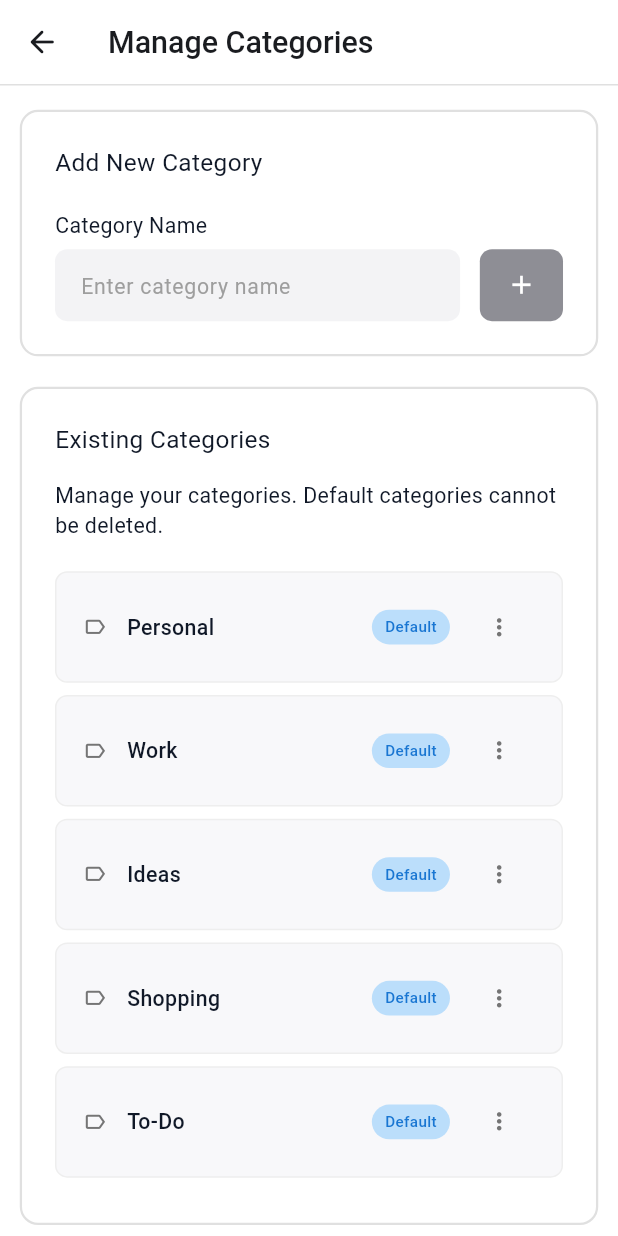
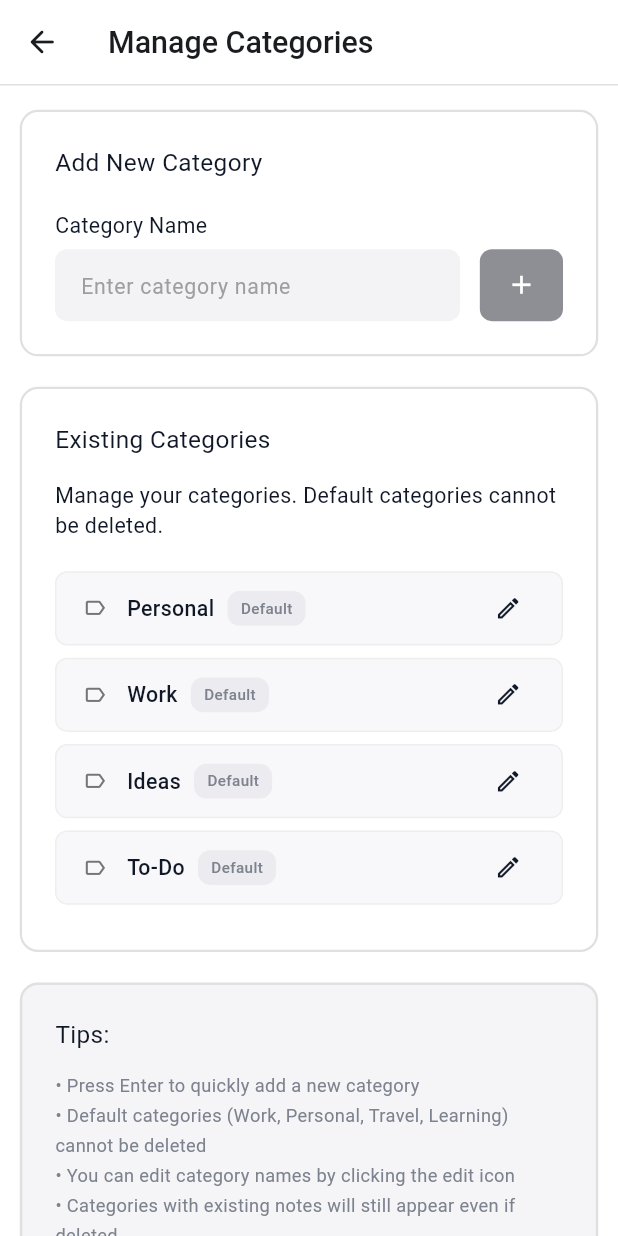
Before and after one commit to jinscodes/app_tact, a Flutter app: the ManageCategoryScreen screen opened by its route, on a phone screen of 412 x 824 dp. Run offline on Flutter 3.47's test engine with Material 3 defaults, Android fonts, the light colour scheme and no system bars; our stand-ins replace cloud_firestore, firebase_auth, firebase_core, flutter_dotenv, flutter_screenutil, google_sign_in; accounts and stored records are empty.

Commit message:
Change styles of categories in the list

```diff
--- a/lib/colors.dart
+++ b/lib/colors.dart
@@ -8,4 +8,5 @@
   static const Color placeholderGray = Color(0xFF969FAB);
   static const Color forgotGray = Color(0xFF424D5C);
   static const Color buttonGray = Color(0xFF101827);
+  static const Color defaultGray = Color(0xFFECECF0);
 }
--- a/lib/services/category_service.dart
+++ b/lib/services/category_service.dart
@@ -135,7 +135,6 @@
         'Personal',
         'Work',
         'Ideas',
-        'Shopping',
         'To-Do',
       ];
 
--- a/lib/widgets/manage_cate.dart
+++ b/lib/widgets/manage_cate.dart
@@ -431,7 +431,9 @@
                                     ),
                                     SizedBox(width: 12.w),
                                     Expanded(
-                                      child: Text(
+                                      child: Row(
+                                        children: [
+                                          Text(
                                             category.name,
                                             style: TextStyle(
                                               fontSize: 14.sp,
@@ -439,72 +441,58 @@
                                               color: AppColors.baseBlack,
                                             ),
                                           ),
-                                    ),
-                                    if (category.isDefault)
+                                          if (category.isDefault) ...[
+                                            SizedBox(width: 8.w),
                                             Container(
                                               padding: EdgeInsets.symmetric(
                                                 horizontal: 8.w,
                                                 vertical: 4.h,
                                               ),
                                               decoration: BoxDecoration(
-                                          color: Colors.blue[100],
+                                                color: AppColors.defaultGray,
                                                 borderRadius:
-                                              BorderRadius.circular(12.r),
+                                                    BorderRadius.circular(8.r),
                                               ),
                                               child: Text(
                                                 'Default',
                                                 style: TextStyle(
                                                   fontSize: 10.sp,
-                                            color: Colors.blue[700],
+                                                  color: AppColors.fontGray,
                                                   fontWeight: FontWeight.w500,
                                                 ),
                                               ),
                                             ),
-                                    SizedBox(width: 8.w),
-                                    PopupMenuButton<String>(
-                                      onSelected: (value) {
-                                        if (value == 'edit') {
-                                          _showEditDialog(category);
-                                        } else if (value == 'delete') {
-                                          _deleteCategory(category);
-                                        }
-                                      },
-                                      itemBuilder: (context) => [
-                                        PopupMenuItem(
-                                          value: 'edit',
-                                          child: Row(
-                                            children: [
-                                              Icon(Icons.edit, size: 16.sp),
-                                              SizedBox(width: 8.w),
-                                              Text('Edit'),
+                                          ],
                                         ],
                                       ),
                                     ),
-                                        if (!category.isDefault)
-                                          PopupMenuItem(
-                                            value: 'delete',
-                                            child: Row(
+                                    SizedBox(width: 8.w),
+                                    Row(
+                                      mainAxisSize: MainAxisSize.min,
                                       children: [
-                                                Icon(
-                                                  Icons.delete,
-                                                  size: 16.sp,
-                                                  color: Colors.red,
+                                        GestureDetector(
+                                          onTap: () =>
+                                              _showEditDialog(category),
+                                          child: Icon(
+                                            Icons.edit_outlined,
+                                            size: 18.sp,
+                                            color: AppColors.baseBlack,
+                                          ),
                                         ),
                                         SizedBox(width: 8.w),
-                                                Text(
-                                                  'Delete',
-                                                  style: TextStyle(
-                                                      color: Colors.red),
-                                                ),
-                                              ],
+                                        if (!category.isDefault) ...[
+                                          SizedBox(width: 8.w),
+                                          GestureDetector(
+                                            onTap: () =>
+                                                _deleteCategory(category),
+                                            child: Icon(
+                                              Icons.delete_outline,
+                                              size: 18.sp,
+                                              color: Colors.red[600],
                                             ),
                                           ),
                                         ],
-                                      icon: Icon(
-                                        Icons.more_vert,
-                                        size: 18.sp,
-                                        color: Colors.grey[600],
-                                      ),
+                                      ],
                                     ),
                                   ],
                                 ),
```
Lines whose indentation alone changed are shown as unchanged.
